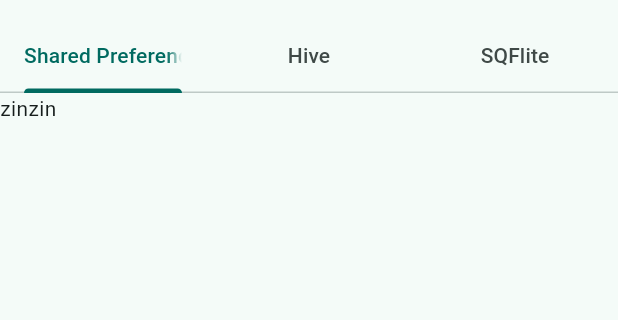
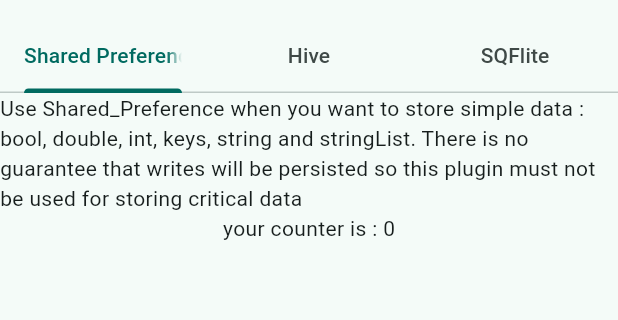
Before and after one commit to DrozdAllan/fluttertutorial2, a Flutter app: the PersistentStorage screen opened directly, on a phone screen of 412 x 824 dp, the part 63-383 px from its top. Run offline on Flutter 3.47's test engine with Material 3 defaults, Android fonts, the light colour scheme and no system bars; our stand-ins replace bloc, flutter_bloc, shared_preferences; accounts and stored records are empty.

Commit message:
love like that

```diff
--- a/lib/views/home.dart
+++ b/lib/views/home.dart
@@ -8,7 +8,7 @@
 import 'package:fluttertutorial2/views/form_builder.dart';
 import 'package:fluttertutorial2/views/geolocator.dart';
 import 'package:fluttertutorial2/views/http_tuto.dart';
-import 'package:fluttertutorial2/views/persistent_storage.dart';
+import 'package:fluttertutorial2/views/persistent_storage/persistent_storage.dart';
 import 'package:fluttertutorial2/views/stateful_animations.dart';
 import 'package:url_launcher/url_launcher.dart';
 
--- a/lib/views/persistent_storage.dart
+++ b/lib/views/persistent_storage/persistent_storage.dart
@@ -1,4 +1,5 @@
 import 'package:flutter/material.dart';
+import 'package:fluttertutorial2/views/persistent_storage/shared_preference.dart';
 
 class PersistentStorage extends StatelessWidget {
   const PersistentStorage({super.key});
@@ -10,14 +11,14 @@
       child: Scaffold(
         appBar: AppBar(
           title: const Text('Persistent Storage'),
-          bottom: TabBar(tabs: [
+          bottom: const TabBar(tabs: [
             Tab(text: 'Shared Preferences'),
             Tab(text: 'Hive'),
             Tab(text: 'SQFlite'),
           ]),
         ),
-        body: TabBarView(children: [
-          Text('zinzin'),
+        body: const TabBarView(children: [
+          SharedPreference(),
           Text('zinzin'),
           Text('zinzin'),
         ]),
--- /dev/null
+++ b/lib/views/persistent_storage/shared_preference.dart
@@ -0,0 +1,49 @@
+import 'package:flutter/material.dart';
+import 'package:shared_preferences/shared_preferences.dart';
+
+class SharedPreference extends StatefulWidget {
+  const SharedPreference({super.key});
+
+  @override
+  State<SharedPreference> createState() => _SharedPreferenceState();
+}
+
+class _SharedPreferenceState extends State<SharedPreference> {
+  late int? counter = 0;
+  late final SharedPreferences prefs;
+
+  @override
+  void initState() {
+    super.initState();
+    getPrefs();
+  }
+
+  getPrefs() async {
+    prefs = await SharedPreferences.getInstance();
+    counter = prefs.getInt('counter');
+  }
+
+  @override
+  Widget build(BuildContext context) {
+    return SingleChildScrollView(
+      child: Column(
+        children: [
+          const Text(
+              "Use Shared_Preference when you want to store simple data : bool, double, int, keys, string and stringList. There is no guarantee that writes will be persisted so this plugin must not be used for storing critical data"),
+          Text("your counter is : $counter")
+        ],
+      ),
+    );
+  }
+}
+
+// Future<void> _incrementCounter() async {
+//   final SharedPreferences prefs = await _prefs;
+//   final int counter = (prefs.getInt('counter') ?? 0) + 1;
+
+//   setState(() {
+//     _counter = prefs.setInt("counter", counter).then((bool success) {
+//       return counter;
+//     });
+//   });
+// }
--- a/pubspec.yaml
+++ b/pubspec.yaml
@@ -37,6 +37,7 @@
   cupertino_icons: ^1.0.2
   flutter_bloc: ^8.1.3
   url_launcher: ^6.2.4
+  shared_preferences: ^2.2.2
 
 dev_dependencies:
   flutter_test:
```
Also changed, not shown: lib/views/persistent_storage/hive.dart (added), lib/views/persistent_storage/sqflite.dart (added), pubspec.lock, 1 other file.
